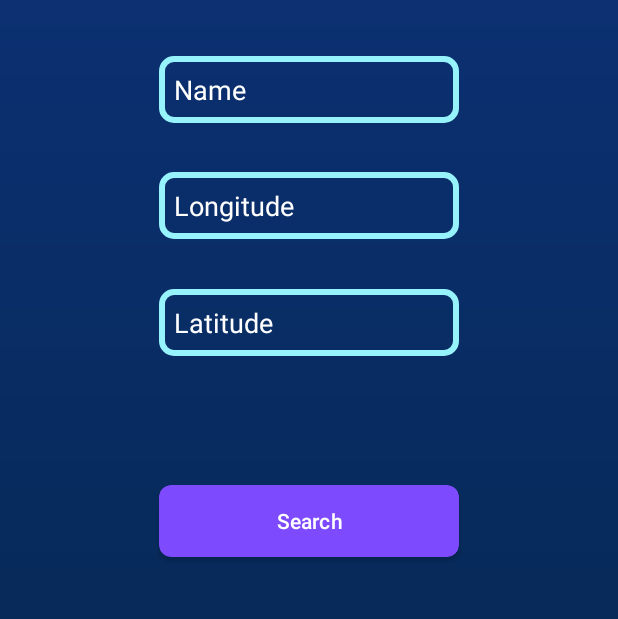
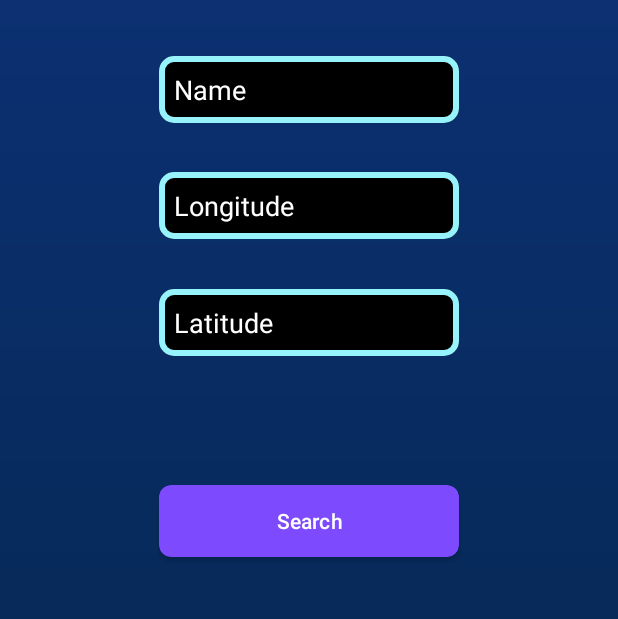
Before and after one commit to pmani-250/ARMDFullyHacks, an Android app: the screen it shows after launch (MainActivity), on a phone screen of 412 x 824 dp, the part 529-1148 px from its top. Run offline under Robolectric (Android 15) with nearby library versions, the phone set to English and light mode, and no system bars.

```diff
--- a/app/src/main/res/drawable/neonbackgroundborder.xml
+++ b/app/src/main/res/drawable/neonbackgroundborder.xml
@@ -1,5 +1,13 @@
 <!-- edittext_background.xml -->
 <layer-list xmlns:android="http://schemas.android.com/apk/res/android">
+    <!-- Layer for solid white background -->
+    <item>
+        <shape android:shape="rectangle">
+            <solid android:color="#000000" /> <!-- White color -->
+            <!-- Border radius -->
+            <corners android:radius="10dp" /> <!-- Adjust the radius as needed -->
+        </shape>
+    </item>
     <!-- Layer for blurred stroke -->
     <item>
         <shape android:shape="rectangle">
@@ -11,12 +19,4 @@
             <corners android:radius="8dp" /> <!-- Adjust the radius as needed -->
         </shape>
     </item>
-    <!-- Layer for solid background -->
-    <item android:top="4dp" android:left="4dp" android:right="4dp" android:bottom="4dp">
-        <shape android:shape="rectangle">
-            <!-- Background color -->
-            <!-- Border radius -->
-            <corners android:radius="8dp" /> <!-- Adjust the radius as needed -->
-        </shape>
-    </item>
 </layer-list>
```
Also changed, not shown: app/src/main/java/com/example/ecomap/HomeMaps/MapsFragment.kt (+5 -12 lines), app/src/main/res/layout/fragment_maps.xml (+6 -2 lines).
